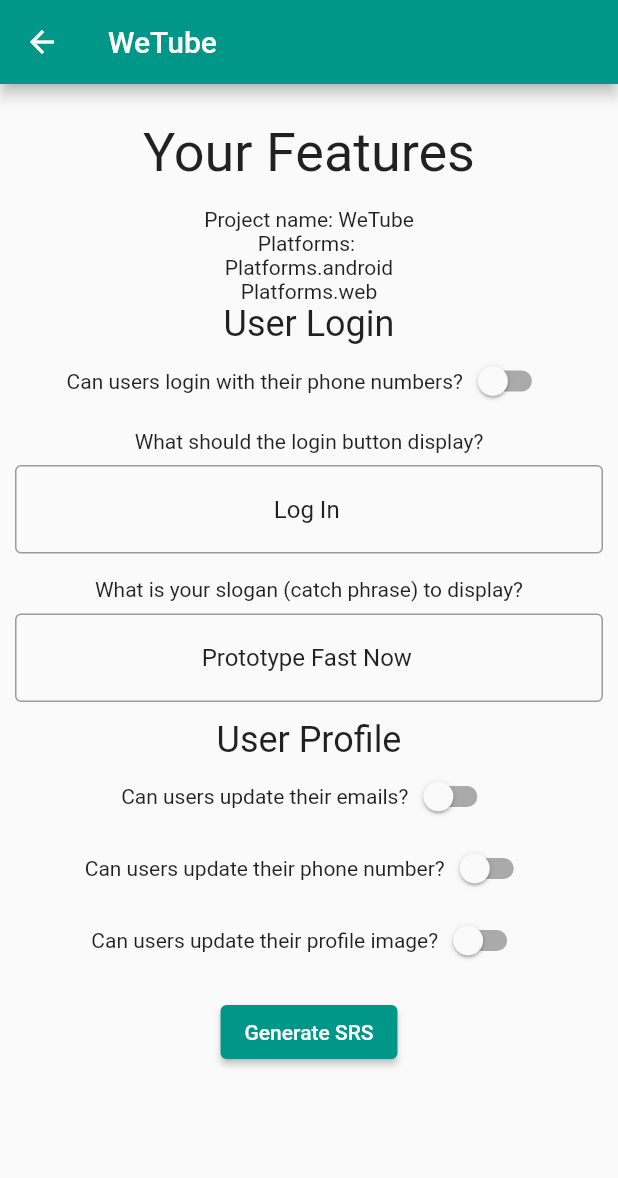
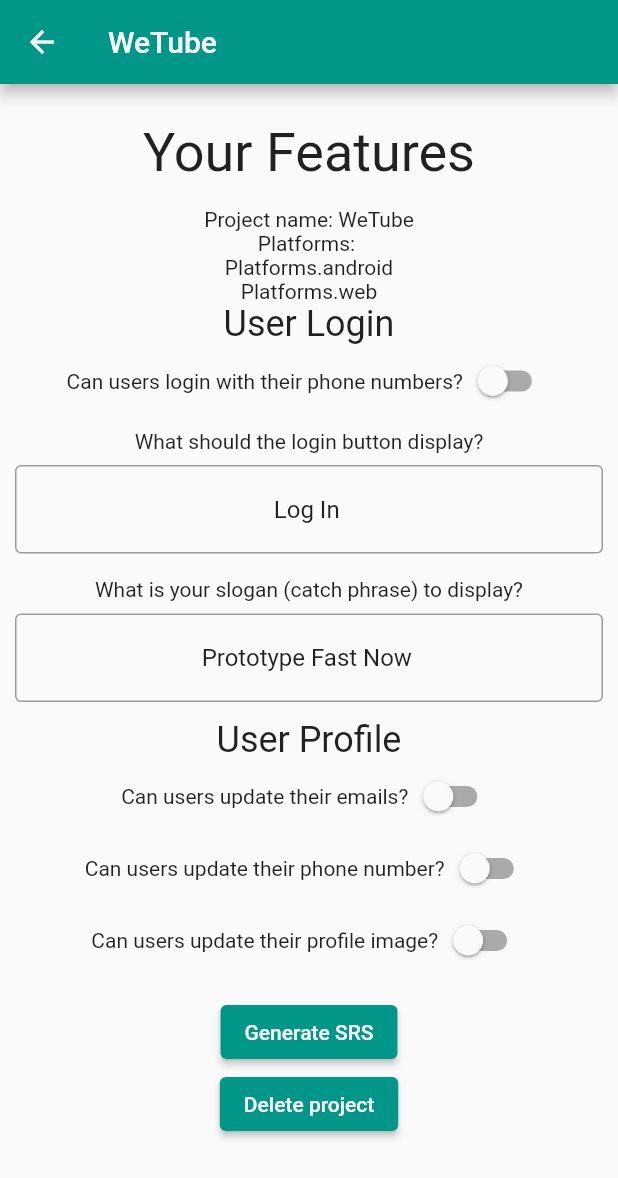
Before and after one commit to ElBatanony/ProtoFast, a Flutter app: the screen it shows after launch, after a tap on "WeTube", on a phone screen of 412 x 824 dp. Shown: the top 1178 px of the screen. Run offline on Flutter 3.47's test engine with Material 2 defaults, Android fonts, the phone set to English and light mode, and no system bars; our stand-ins replace shared_preferences.

Commit message:
Have added button to delete project

```diff
--- a/lib/screens/project_screen.dart
+++ b/lib/screens/project_screen.dart
@@ -1,4 +1,5 @@
 import 'package:flutter/material.dart';
+import 'package:protofast/data/projects_manager.dart';
 import 'package:protofast/models/feature.dart';
 import 'package:protofast/models/project.dart';
 import 'package:protofast/screens/srs_screen.dart';
@@ -19,6 +20,13 @@ class _ProjectScreenState extends State<ProjectScreen> {
       context,
       MaterialPageRoute(
           builder: (context) => SrsScreen(project: widget.project)),
+    );
+  }
+
+  Future<void> deleteProject() async{
+    ProjectsManager.deleteProject(widget.project);
+    Navigator.pop(
+        context
     );
   }
 
@@ -47,6 +55,8 @@ class _ProjectScreenState extends State<ProjectScreen> {
                 ),
                 ElevatedButton(
                     onPressed: goToSRS, child: const Text('Generate SRS')),
+                ElevatedButton(
+                    onPressed: deleteProject, child: const Text('Delete project'))
               ],
             ),
           ),
```
